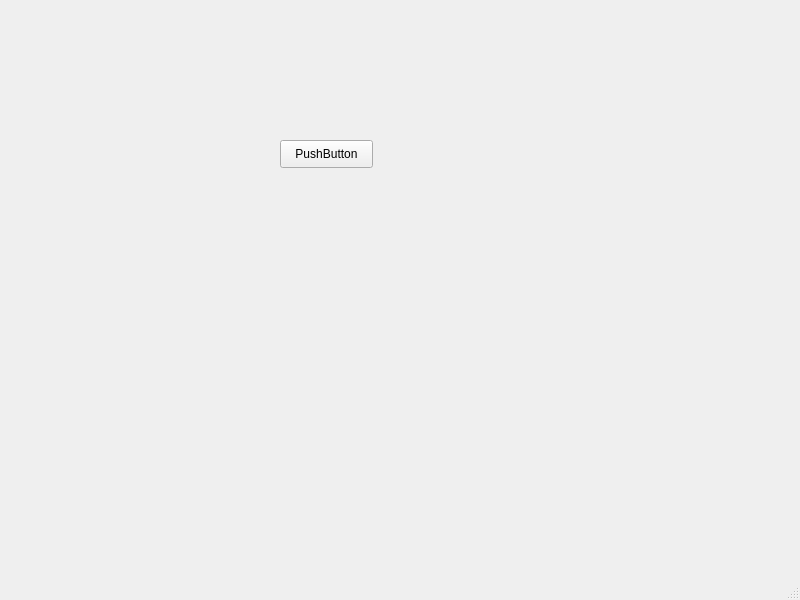
This is ui-interface/src/main_window.ui in biirdrat/bug-sense as Qt 5 draws it before an edit. The edited form follows.
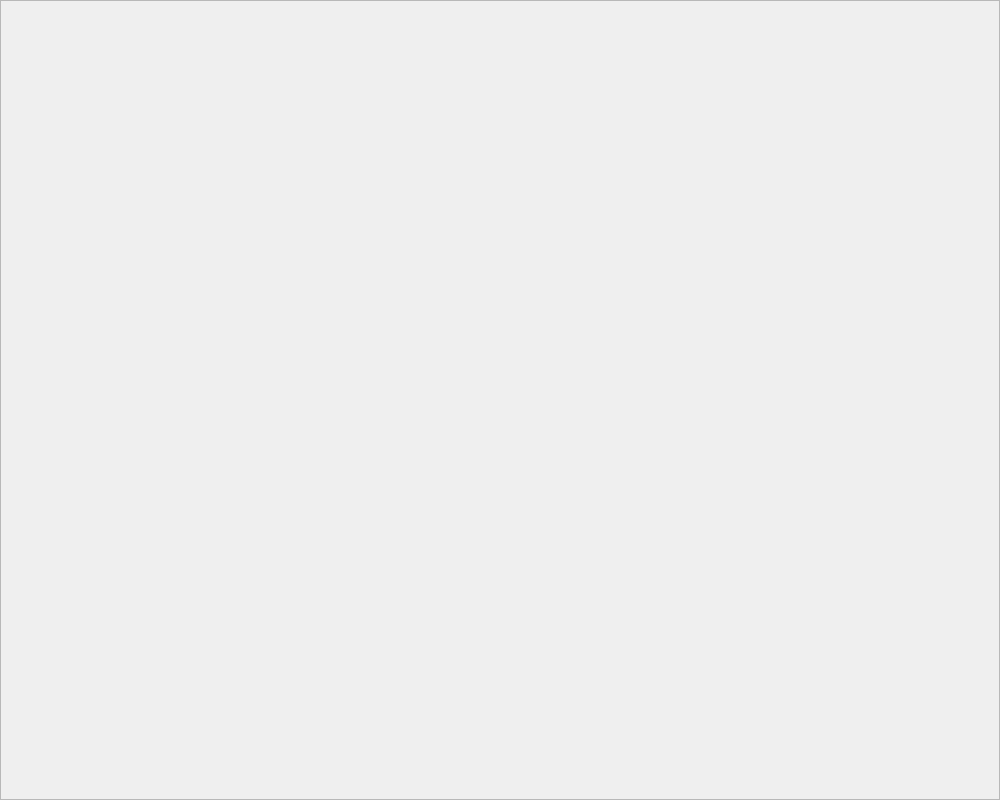
This is the edited form.

Commit message: feat: add QTCharts to CMake

What changed in the file:
```diff
--- a/ui-interface/src/main_window.ui
+++ b/ui-interface/src/main_window.ui
@@ -6,39 +6,59 @@
    <rect>
     <x>0</x>
     <y>0</y>
-    <width>800</width>
-    <height>600</height>
+    <width>1000</width>
+    <height>800</height>
    </rect>
   </property>
   <property name="windowTitle">
    <string>MainWindow</string>
   </property>
   <widget class="QWidget" name="centralwidget">
-   <widget class="QPushButton" name="pushButton">
-    <property name="geometry">
-     <rect>
-      <x>280</x>
-      <y>140</y>
-      <width>93</width>
-      <height>28</height>
-     </rect>
+   <layout class="QGridLayout" name="main_glo">
+    <property name="leftMargin">
+     <number>0</number>
     </property>
-    <property name="text">
-     <string>PushButton</string>
+    <property name="topMargin">
+     <number>0</number>
     </property>
-   </widget>
+    <property name="rightMargin">
+     <number>0</number>
+    </property>
+    <property name="bottomMargin">
+     <number>0</number>
+    </property>
+    <property name="spacing">
+     <number>0</number>
+    </property>
+    <item row="0" column="0">
+     <widget class="QFrame" name="frame">
+      <property name="frameShape">
+       <enum>QFrame::StyledPanel</enum>
+      </property>
+      <property name="frameShadow">
+       <enum>QFrame::Raised</enum>
+      </property>
+      <layout class="QGridLayout" name="gridLayout_2">
+       <property name="leftMargin">
+        <number>0</number>
+       </property>
+       <property name="topMargin">
+        <number>0</number>
+       </property>
+       <property name="rightMargin">
+        <number>0</number>
+       </property>
+       <property name="bottomMargin">
+        <number>0</number>
+       </property>
+       <property name="spacing">
+        <number>0</number>
+       </property>
+      </layout>
+     </widget>
+    </item>
+   </layout>
   </widget>
-  <widget class="QMenuBar" name="menubar">
-   <property name="geometry">
-    <rect>
-     <x>0</x>
-     <y>0</y>
-     <width>800</width>
-     <height>26</height>
-    </rect>
-   </property>
-  </widget>
-  <widget class="QStatusBar" name="statusbar"/>
  </widget>
  <resources/>
  <connections/>
```
The commit also changes 2 other files.
